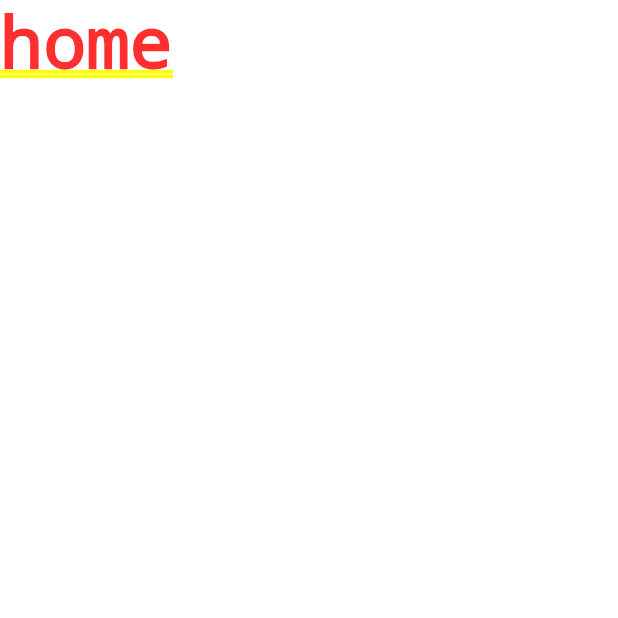
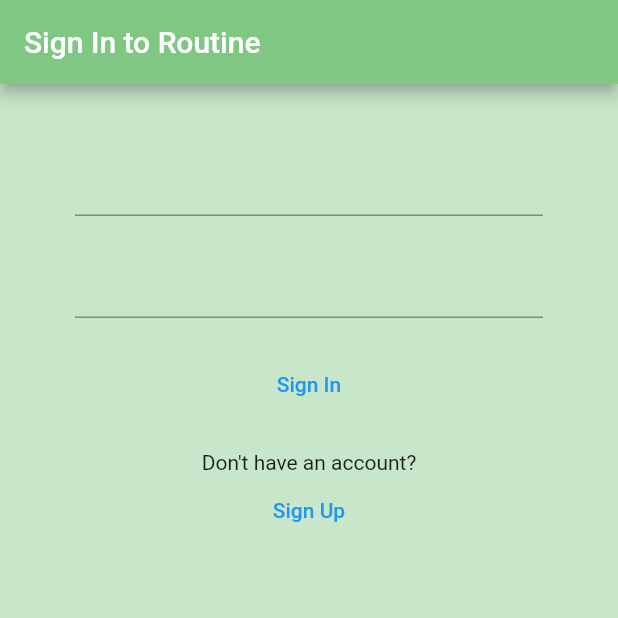
Before and after one commit to snehasripothanker/routineV2, a Flutter app: the screen it shows after launch, on a phone screen of 412 x 824 dp, the top half of it. Run offline on Flutter 3.47's test engine with Material 2 defaults, Android fonts, the light colour scheme and no system bars; our stand-ins replace firebase_auth; accounts and stored records are empty.

Commit message:
Sign up and in pages with toggle button (not connected to firestore)

```diff
--- a/lib/main.dart
+++ b/lib/main.dart
@@ -1,5 +1,8 @@
 import 'package:flutter/material.dart';
+import 'package:provider/provider.dart';
+import 'package:routine_app_v2/models/user.dart';
 import 'package:routine_app_v2/screens/wrapper.dart';
+import 'package:routine_app_v2/service/auth.dart';
 
 void main() {
   runApp(MyApp());
@@ -9,8 +12,12 @@
   // This widget is the root of your application.
   @override
   Widget build(BuildContext context) {
-    return MaterialApp(
-      home: Wrapper(),
+    // stream is listening for auth changes
+    return StreamProvider<User>.value(
+      value: AuthService().user,
+      child: MaterialApp(
+        home: Wrapper(),
+      ),
     );
   }
 }
--- a/lib/screens/authenticate/authenticate.dart
+++ b/lib/screens/authenticate/authenticate.dart
@@ -1,4 +1,6 @@
 import 'package:flutter/material.dart';
+import 'package:routine_app_v2/screens/authenticate/sign_in.dart';
+import 'package:routine_app_v2/screens/authenticate/sign_up.dart';
 
 class Authenticate extends StatefulWidget {
   @override
@@ -6,10 +8,18 @@
 }
 
 class _AuthenticateState extends State<Authenticate> {
+  bool isUser = true;
+
+  void toggleView() {
+    setState(() => isUser = !isUser);
+  }
+
   @override
   Widget build(BuildContext context) {
-    return Container(
-      child: Text('authenticate'),
-    );
+    if (isUser) {
+      return SignIn(toggleView: toggleView);
+    } else {
+      return SignUp(toggleView: toggleView);
+    }
   }
 }
--- /dev/null
+++ b/lib/screens/authenticate/sign_in.dart
@@ -0,0 +1,63 @@
+import 'package:flutter/material.dart';
+import 'package:routine_app_v2/service/auth.dart';
+
+class SignIn extends StatefulWidget {
+  final Function toggleView;
+  SignIn({this.toggleView});
+  @override
+  _SignInState createState() => _SignInState();
+}
+
+class _SignInState extends State<SignIn> {
+  final AuthService _auth = AuthService();
+
+  String email = '';
+  String pswd = '';
+
+  @override
+  Widget build(BuildContext context) {
+    return Scaffold(
+        backgroundColor: Colors.green[100],
+        appBar: AppBar(
+          title: Text('Sign In to Routine'),
+          backgroundColor: Colors.green[300],
+        ),
+        body: Container(
+          padding: EdgeInsets.symmetric(vertical: 20, horizontal: 50),
+          child: Form(
+              child: Column(
+            children: <Widget>[
+              SizedBox(height: 20),
+              TextFormField(
+                onChanged: (val) {
+                  setState(() => email = val);
+                },
+              ),
+              SizedBox(height: 20),
+              TextFormField(
+                obscureText: true,
+                onChanged: (val) {
+                  setState(() => pswd = val);
+                },
+              ),
+              SizedBox(height: 20),
+              TextButton(
+                child: Text('Sign In'),
+                onPressed: () async {
+                  print(email);
+                  print(pswd);
+                },
+              ),
+              SizedBox(height: 20),
+              Text("Don't have an account?"),
+              TextButton(
+                child: Text("Sign Up"),
+                onPressed: () {
+                  widget.toggleView();
+                },
+              ),
+            ],
+          )),
+        ));
+  }
+}
--- a/lib/screens/wrapper.dart
+++ b/lib/screens/wrapper.dart
@@ -1,12 +1,20 @@
 import 'package:flutter/material.dart';
+import 'package:provider/provider.dart';
+import 'package:routine_app_v2/models/user.dart';
 import 'package:routine_app_v2/screens/authenticate/authenticate.dart';
 import 'package:routine_app_v2/screens/home/home.dart';
 
 class Wrapper extends StatelessWidget {
   @override
   Widget build(BuildContext context) {
+    final user = Provider.of<User>(context);
+
     //return either home/authentication widget
 
-    return Home();
+    if (user == null) {
+      return Authenticate();
+    } else {
+      return Home();
+    }
   }
 }
--- a/pubspec.yaml
+++ b/pubspec.yaml
@@ -31,6 +31,7 @@
   cupertino_icons: ^1.0.2
   firebase_auth: ^0.14.0+5
   cloud_firestore: ^0.12.9+4
+  provider: ^4.0.0
 
 dev_dependencies:
   flutter_test:
```
Also changed, not shown: lib/screens/authenticate/sign_up.dart (added, +65 -0 lines), lib/screens/home/home.dart (+16 -3 lines), lib/service/auth.dart (+10 -6 lines), pubspec.lock.
